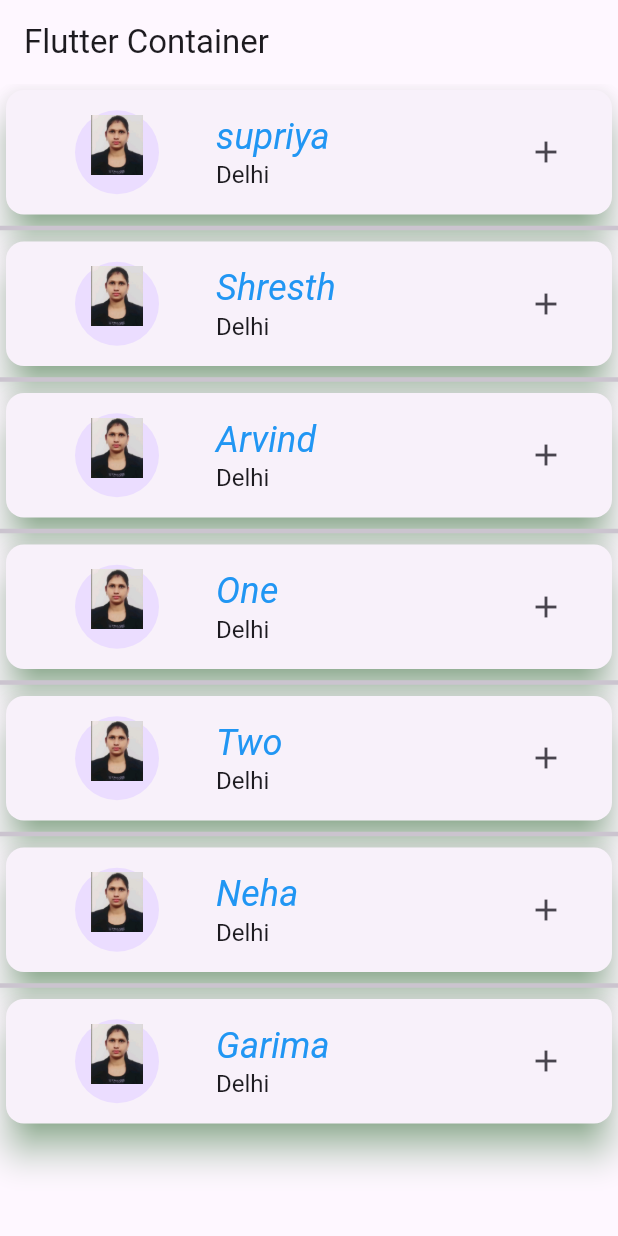
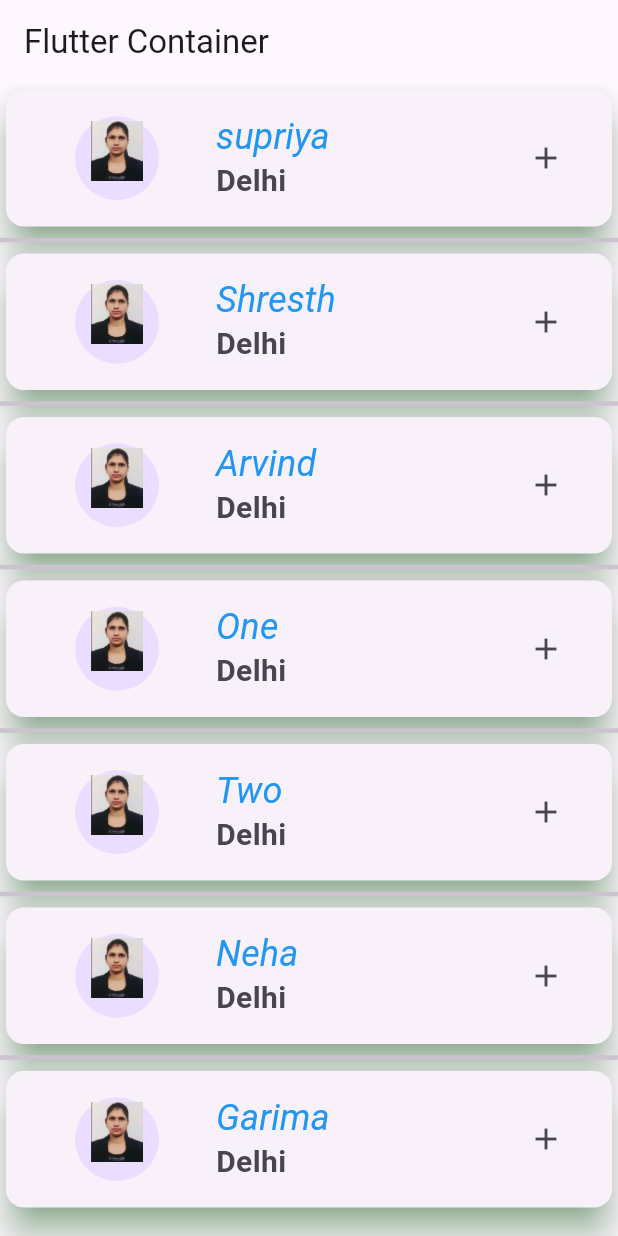
Before and after one commit to sup0808/Flutter_firstapp, a Flutter app: the screen it shows after launch, on a phone screen of 412 x 824 dp. Run offline on Flutter 3.47's test engine with Material 3 defaults, Android fonts, the light colour scheme and no system bars.

Commit message:
Flutter Style and theme using Theme property using  util dart file

```diff
--- a/lib/main.dart
+++ b/lib/main.dart
@@ -1,3 +1,5 @@
+import 'package:demp/uiHelper/util.dart';
+import 'package:flutter/material.dart';
 import 'package:flutter/material.dart';
 
 void main() {
@@ -94,7 +96,7 @@ class _MyHomePageState extends State<MyHomePage> {
                 ),
               ),
               title: Text(arrNames[index],style: Theme.of(context).textTheme.headlineLarge!.copyWith(color: Colors.blue)),
-              subtitle: Text('Delhi',style: Theme.of(context).textTheme.headlineMedium),
+              subtitle: Text('Delhi',style: basicTextStyle(),),
               trailing: Icon(Icons.add) ,
             ),
           ),
--- a/lib/uiHelper/util.dart
+++ b/lib/uiHelper/util.dart
@@ -0,0 +1,9 @@
+import 'package:flutter/material.dart';
+TextStyle basicTextStyle(
+    ){
+  return TextStyle(
+    fontSize: 20,
+    fontWeight: FontWeight.w700,
+
+  );
+}
```
